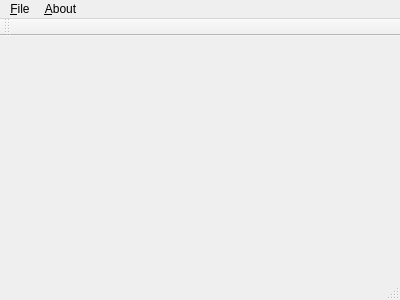
This is mainwindow.ui in qmick/OneTimeEncryptor as Qt 5 draws it before an edit. The edited form follows.
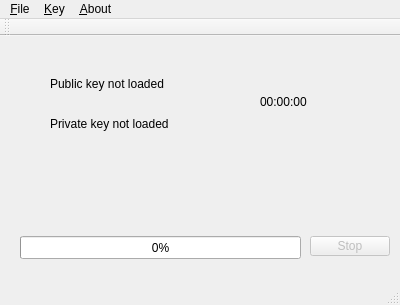
This is the edited form.

```diff
--- a/mainwindow.ui
+++ b/mainwindow.ui
@@ -7,13 +7,108 @@
     <x>0</x>
     <y>0</y>
     <width>400</width>
-    <height>300</height>
+    <height>305</height>
    </rect>
   </property>
   <property name="windowTitle">
    <string>MainWindow</string>
   </property>
-  <widget class="QWidget" name="centralWidget"/>
+  <widget class="QWidget" name="centralWidget">
+   <widget class="QLabel" name="public_label">
+    <property name="geometry">
+     <rect>
+      <x>50</x>
+      <y>40</y>
+      <width>261</width>
+      <height>16</height>
+     </rect>
+    </property>
+    <property name="text">
+     <string>Public key not loaded</string>
+    </property>
+   </widget>
+   <widget class="QLabel" name="private_label">
+    <property name="geometry">
+     <rect>
+      <x>50</x>
+      <y>80</y>
+      <width>271</width>
+      <height>16</height>
+     </rect>
+    </property>
+    <property name="text">
+     <string>Private key not loaded</string>
+    </property>
+   </widget>
+   <widget class="QProgressBar" name="progressBar">
+    <property name="geometry">
+     <rect>
+      <x>20</x>
+      <y>200</y>
+      <width>281</width>
+      <height>23</height>
+     </rect>
+    </property>
+    <property name="value">
+     <number>0</number>
+    </property>
+   </widget>
+   <widget class="QLabel" name="filename_label">
+    <property name="geometry">
+     <rect>
+      <x>30</x>
+      <y>120</y>
+      <width>341</width>
+      <height>21</height>
+     </rect>
+    </property>
+    <property name="text">
+     <string/>
+    </property>
+   </widget>
+   <widget class="QLabel" name="reason_label">
+    <property name="geometry">
+     <rect>
+      <x>30</x>
+      <y>160</y>
+      <width>341</width>
+      <height>21</height>
+     </rect>
+    </property>
+    <property name="text">
+     <string/>
+    </property>
+   </widget>
+   <widget class="QLabel" name="time_label">
+    <property name="geometry">
+     <rect>
+      <x>260</x>
+      <y>40</y>
+      <width>101</width>
+      <height>51</height>
+     </rect>
+    </property>
+    <property name="text">
+     <string>00:00:00</string>
+    </property>
+   </widget>
+   <widget class="QPushButton" name="stop_button">
+    <property name="enabled">
+     <bool>false</bool>
+    </property>
+    <property name="geometry">
+     <rect>
+      <x>310</x>
+      <y>200</y>
+      <width>80</width>
+      <height>20</height>
+     </rect>
+    </property>
+    <property name="text">
+     <string>Stop</string>
+    </property>
+   </widget>
+  </widget>
   <widget class="QMenuBar" name="menuBar">
    <property name="geometry">
     <rect>
@@ -38,7 +133,16 @@
      <string>&amp;About</string>
     </property>
    </widget>
+   <widget class="QMenu" name="menuKey">
+    <property name="title">
+     <string>&amp;Key</string>
+    </property>
+    <addaction name="action_Generate_Key"/>
+    <addaction name="actionLoad_private_key"/>
+    <addaction name="actionLoad_public_key"/>
+   </widget>
    <addaction name="menu_File"/>
+   <addaction name="menuKey"/>
    <addaction name="menu_About"/>
   </widget>
   <widget class="QToolBar" name="mainToolBar">
```
Left out of the diff: 13 changed lines with no effect on the pictures.
